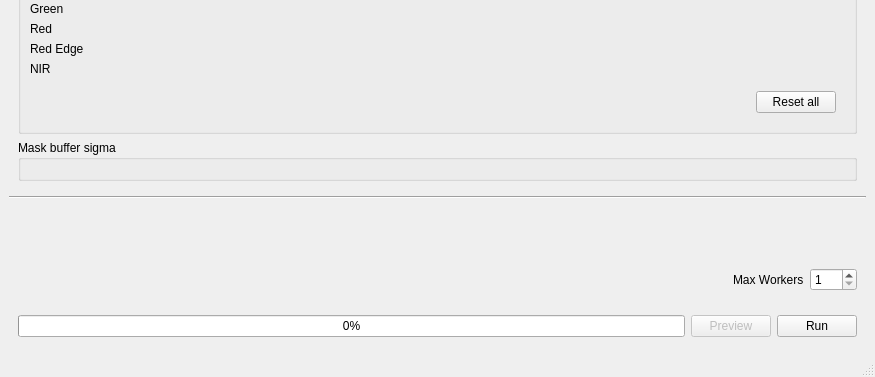
Old version of the form gui/resources/gui.ui in the repository HakaiInstitute/GlintMaskGenerator; both pictures show x 0 to 875 and y 238 to 615 of the 875 by 615 pixel window.
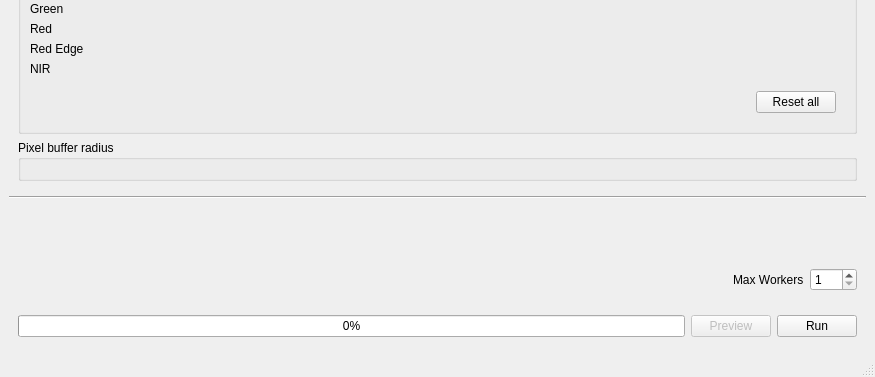
New version of the form. Custom widgets are drawn as their Qt base class.

Commit message: Update gui to use core v2

What changed in the file:
```diff
--- a/gui/resources/gui.ui
+++ b/gui/resources/gui.ui
@@ -316,7 +316,7 @@
         <item>
          <widget class="QGroupBox" name="groupBox_12">
           <property name="title">
-           <string>Mask buffer sigma</string>
+           <string>Pixel buffer radius</string>
           </property>
           <layout class="QHBoxLayout" name="horizontalLayout_19">
            <item>
```
Left out of the diff: 2 changed lines with no effect on the pictures. The commit also changes 3 other files.
